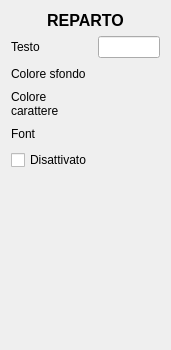
This is src/dettaglireparto.ui in mtonin/gestcassa as Qt 5 draws it before an edit. The edited form follows.
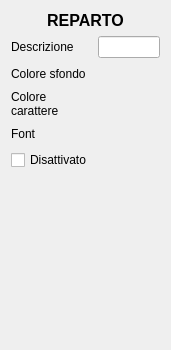
This is the edited form. Custom widgets are drawn as their Qt base class.

```diff
--- a/src/dettaglireparto.ui
+++ b/src/dettaglireparto.ui
@@ -75,7 +75,7 @@
      <item row="0" column="0">
       <widget class="QLabel" name="label">
        <property name="text">
-        <string>Testo</string>
+        <string>Descrizione</string>
        </property>
       </widget>
      </item>
```
